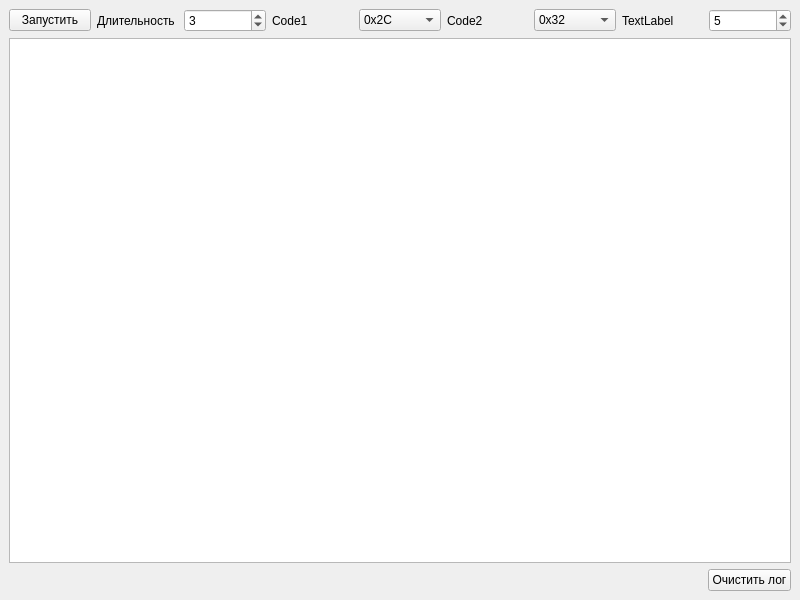
First picture: the form in C++/decodertestmain.ui, repository starodubtsevm/alsen_rx, before the edit.
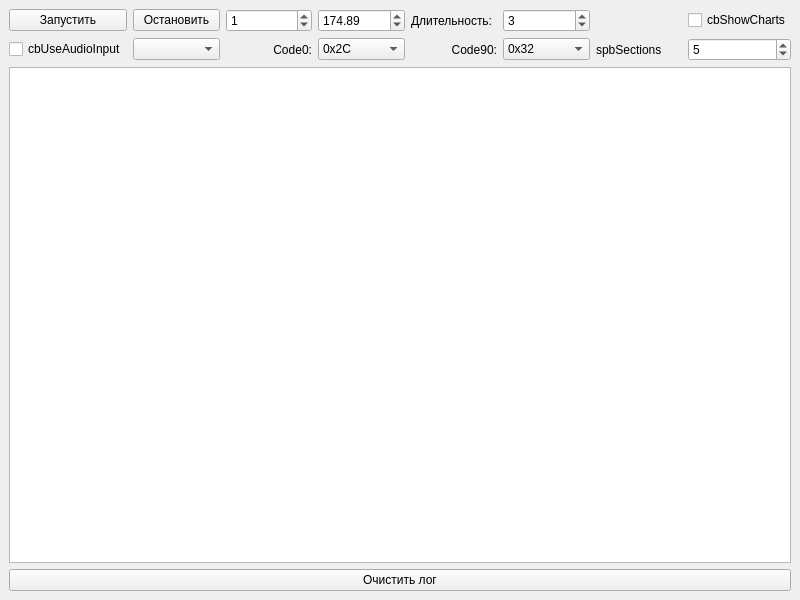
Second picture: the form after the edit.

```diff
--- a/C++/decodertestmain.ui
+++ b/C++/decodertestmain.ui
@@ -15,46 +15,79 @@
   </property>
   <widget class="QWidget" name="centralwidget">
    <layout class="QGridLayout" name="gridLayout">
-    <item row="1" column="0" colspan="3">
-     <widget class="QTextEdit" name="teLog"/>
+    <item row="0" column="1">
+     <widget class="QPushButton" name="pbStopRecord">
+      <property name="text">
+       <string>Остановить</string>
+      </property>
+     </widget>
     </item>
-    <item row="2" column="0">
-     <spacer name="horizontalSpacer">
-      <property name="orientation">
-       <enum>Qt::Horizontal</enum>
+    <item row="1" column="6">
+     <widget class="QLabel" name="label_4">
+      <property name="text">
+       <string>spbSections</string>
       </property>
-      <property name="sizeHint" stdset="0">
-       <size>
-        <width>665</width>
-        <height>20</height>
-       </size>
+     </widget>
+    </item>
+    <item row="0" column="2">
+     <widget class="QSpinBox" name="spbAmplitude">
+      <property name="value">
+       <number>1</number>
       </property>
-     </spacer>
+     </widget>
     </item>
-    <item row="2" column="2">
-     <widget class="QPushButton" name="pbLogClear">
-      <property name="text">
-       <string>Очистить лог</string>
+    <item row="1" column="7">
+     <widget class="QSpinBox" name="spbSections">
+      <property name="minimum">
+       <number>1</number>
       </property>
+      <property name="value">
+       <number>5</number>
+      </property>
      </widget>
     </item>
-    <item row="0" column="0" colspan="3">
-     <layout class="QHBoxLayout" name="horizontalLayout">
-      <item>
+    <item row="0" column="0">
        <widget class="QPushButton" name="pbStart">
         <property name="text">
          <string>Запустить</string>
         </property>
        </widget>
       </item>
-      <item>
-       <widget class="QLabel" name="label">
+    <item row="0" column="3">
+     <widget class="QDoubleSpinBox" name="dspbCarFreq">
+      <property name="maximum">
+       <double>250.000000000000000</double>
+      </property>
+      <property name="value">
+       <double>174.889999999999986</double>
+      </property>
+     </widget>
+    </item>
+    <item row="7" column="0" colspan="8">
+     <widget class="QPushButton" name="pbLogClear">
         <property name="text">
-         <string>Длительность</string>
+       <string>Очистить лог</string>
         </property>
        </widget>
       </item>
-      <item>
+    <item row="0" column="4">
+     <widget class="QLabel" name="lDuration">
+      <property name="text">
+       <string>Длительность:</string>
+      </property>
+     </widget>
+    </item>
+    <item row="0" column="7">
+     <widget class="QCheckBox" name="cbShowCharts">
+      <property name="text">
+       <string>cbShowCharts</string>
+      </property>
+      <property name="checked">
+       <bool>false</bool>
+      </property>
+     </widget>
+    </item>
+    <item row="0" column="5">
        <widget class="QSpinBox" name="spbDuration">
         <property name="minimum">
          <number>1</number>
@@ -64,15 +97,114 @@
         </property>
        </widget>
       </item>
+    <item row="6" column="0" colspan="8">
+     <widget class="QTextEdit" name="teLog">
+      <property name="font">
+       <font>
+        <family>Courier New</family>
+       </font>
+      </property>
+     </widget>
+    </item>
+    <item row="1" column="5">
+     <widget class="QComboBox" name="cmbCode90">
+      <property name="currentIndex">
+       <number>3</number>
+      </property>
       <item>
-       <widget class="QLabel" name="label_2">
         <property name="text">
-         <string>Code1</string>
-        </property>
-       </widget>
+        <string>0x01</string>
+       </property>
       </item>
       <item>
-       <widget class="QComboBox" name="cmbCode1">
+       <property name="text">
+        <string>0x1F</string>
+       </property>
+      </item>
+      <item>
+       <property name="text">
+        <string>0x2C</string>
+       </property>
+      </item>
+      <item>
+       <property name="text">
+        <string>0x32</string>
+       </property>
+      </item>
+      <item>
+       <property name="text">
+        <string>0x4A</string>
+       </property>
+      </item>
+      <item>
+       <property name="text">
+        <string>0x54</string>
+       </property>
+      </item>
+      <item>
+       <property name="text">
+        <string>0x67</string>
+       </property>
+      </item>
+      <item>
+       <property name="text">
+        <string>0x79</string>
+       </property>
+      </item>
+      <item>
+       <property name="text">
+        <string>0x86</string>
+       </property>
+      </item>
+      <item>
+       <property name="text">
+        <string>0x98</string>
+       </property>
+      </item>
+      <item>
+       <property name="text">
+        <string>0xAB</string>
+       </property>
+      </item>
+      <item>
+       <property name="text">
+        <string>0xB5</string>
+       </property>
+      </item>
+      <item>
+       <property name="text">
+        <string>0xCD</string>
+       </property>
+      </item>
+      <item>
+       <property name="text">
+        <string>0xD3</string>
+       </property>
+      </item>
+      <item>
+       <property name="text">
+        <string>0xE0</string>
+       </property>
+      </item>
+      <item>
+       <property name="text">
+        <string>0xFE</string>
+       </property>
+      </item>
+     </widget>
+    </item>
+    <item row="1" column="4">
+     <widget class="QLabel" name="lcmbCode90">
+      <property name="text">
+       <string>Code90:</string>
+      </property>
+      <property name="alignment">
+       <set>Qt::AlignRight|Qt::AlignTrailing|Qt::AlignVCenter</set>
+      </property>
+     </widget>
+    </item>
+    <item row="1" column="3">
+     <widget class="QComboBox" name="cmbCode0">
         <property name="currentIndex">
          <number>2</number>
         </property>
@@ -158,118 +290,25 @@
         </item>
        </widget>
       </item>
-      <item>
-       <widget class="QLabel" name="label_3">
+    <item row="1" column="2">
+     <widget class="QLabel" name="lcmbCode0">
         <property name="text">
-         <string>Code2</string>
-        </property>
-       </widget>
-      </item>
-      <item>
-       <widget class="QComboBox" name="cmbCode2">
-        <property name="currentIndex">
-         <number>3</number>
-        </property>
-        <item>
-         <property name="text">
-          <string>0x01</string>
-         </property>
-        </item>
-        <item>
+       <string>Code0:</string>
+      </property>
+      <property name="alignment">
+       <set>Qt::AlignRight|Qt::AlignTrailing|Qt::AlignVCenter</set>
+      </property>
+     </widget>
+    </item>
+    <item row="1" column="1">
+     <widget class="QComboBox" name="cmbAudioInputList"/>
+    </item>
+    <item row="1" column="0">
+     <widget class="QCheckBox" name="cbUseAudioInput">
          <property name="text">
-          <string>0x1F</string>
-         </property>
-        </item>
-        <item>
-         <property name="text">
-          <string>0x2C</string>
-         </property>
-        </item>
-        <item>
-         <property name="text">
-          <string>0x32</string>
-         </property>
-        </item>
-        <item>
-         <property name="text">
-          <string>0x4A</string>
-         </property>
-        </item>
-        <item>
-         <property name="text">
-          <string>0x54</string>
-         </property>
-        </item>
-        <item>
-         <property name="text">
-          <string>0x67</string>
-         </property>
-        </item>
-        <item>
-         <property name="text">
-          <string>0x79</string>
-         </property>
-        </item>
-        <item>
-         <property name="text">
-          <string>0x86</string>
-         </property>
-        </item>
-        <item>
-         <property name="text">
-          <string>0x98</string>
-         </property>
-        </item>
-        <item>
-         <property name="text">
-          <string>0xAB</string>
-         </property>
-        </item>
-        <item>
-         <property name="text">
-          <string>0xB5</string>
-         </property>
-        </item>
-        <item>
-         <property name="text">
-          <string>0xCD</string>
-         </property>
-        </item>
-        <item>
-         <property name="text">
-          <string>0xD3</string>
-         </property>
-        </item>
-        <item>
-         <property name="text">
-          <string>0xE0</string>
-         </property>
-        </item>
-        <item>
-         <property name="text">
-          <string>0xFE</string>
-         </property>
-        </item>
-       </widget>
-      </item>
-      <item>
-       <widget class="QLabel" name="label_4">
-        <property name="text">
-         <string>TextLabel</string>
-        </property>
-       </widget>
-      </item>
-      <item>
-       <widget class="QSpinBox" name="spbSections">
-        <property name="minimum">
-         <number>1</number>
-        </property>
-        <property name="value">
-         <number>5</number>
-        </property>
-       </widget>
-      </item>
-     </layout>
+       <string>cbUseAudioInput</string>
+      </property>
+     </widget>
     </item>
    </layout>
   </widget>
```
Lines whose indentation alone changed are shown as unchanged.
